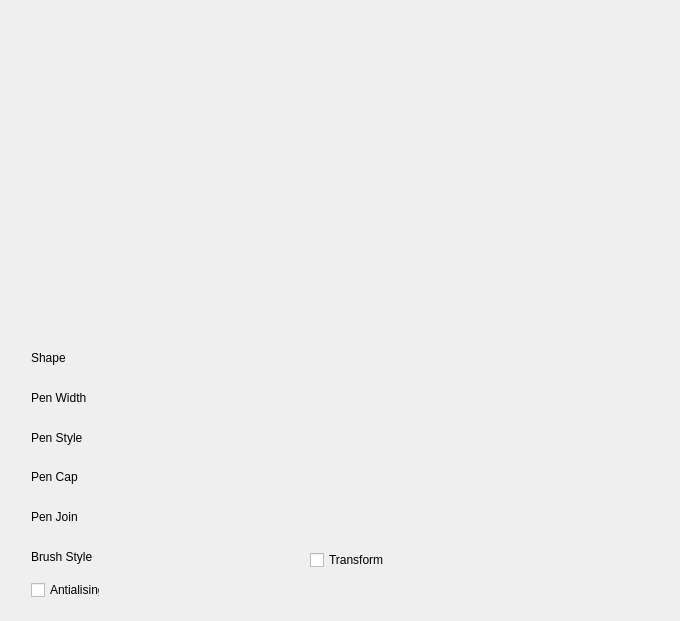
The window that ShapeMaker/widget.ui (ThePowerfulProgrammer/CPPQtDevelopment) describes before a commit, drawn with Qt 5.
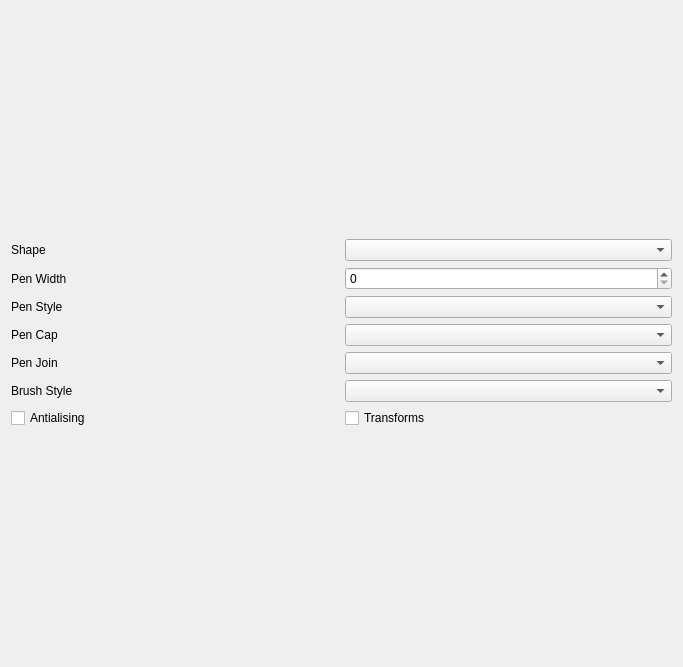
The same window after the commit.

Commit message: ShapeMaker Complete

The edit to the form file:
```diff
--- a/ShapeMaker/widget.ui
+++ b/ShapeMaker/widget.ui
@@ -6,37 +6,22 @@
    <rect>
     <x>0</x>
     <y>0</y>
-    <width>680</width>
-    <height>621</height>
+    <width>683</width>
+    <height>667</height>
    </rect>
   </property>
   <property name="windowTitle">
    <string>Widget</string>
   </property>
-  <widget class="QCheckBox" name="checkBox_2">
-   <property name="geometry">
-    <rect>
-     <x>310</x>
-     <y>550</y>
-     <width>81</width>
-     <height>20</height>
-    </rect>
-   </property>
-   <property name="text">
-    <string>Transform</string>
-   </property>
-  </widget>
-  <widget class="QWidget" name="">
-   <property name="geometry">
-    <rect>
-     <x>20</x>
-     <y>330</y>
-     <width>91</width>
-     <height>281</height>
-    </rect>
-   </property>
+  <layout class="QVBoxLayout" name="verticalLayout_2">
+   <item>
+    <layout class="QVBoxLayout" name="canvasLayout"/>
+   </item>
+   <item>
    <layout class="QVBoxLayout" name="verticalLayout">
     <item>
+      <layout class="QHBoxLayout" name="horizontalLayout">
+       <item>
      <widget class="QLabel" name="label">
       <property name="text">
        <string>Shape</string>
@@ -44,6 +29,13 @@
      </widget>
     </item>
     <item>
+        <widget class="QComboBox" name="shapeCombo"/>
+       </item>
+      </layout>
+     </item>
+     <item>
+      <layout class="QHBoxLayout" name="horizontalLayout_2">
+       <item>
      <widget class="QLabel" name="label_2">
       <property name="text">
        <string>Pen Width</string>
@@ -51,6 +43,13 @@
      </widget>
     </item>
     <item>
+        <widget class="QSpinBox" name="penWidthSpinBox"/>
+       </item>
+      </layout>
+     </item>
+     <item>
+      <layout class="QHBoxLayout" name="horizontalLayout_3">
+       <item>
      <widget class="QLabel" name="label_3">
       <property name="text">
        <string>Pen Style</string>
@@ -58,6 +57,13 @@
      </widget>
     </item>
     <item>
+        <widget class="QComboBox" name="penStyleComboBox"/>
+       </item>
+      </layout>
+     </item>
+     <item>
+      <layout class="QHBoxLayout" name="horizontalLayout_4">
+       <item>
      <widget class="QLabel" name="label_4">
       <property name="text">
        <string>Pen Cap</string>
@@ -65,6 +71,13 @@
      </widget>
     </item>
     <item>
+        <widget class="QComboBox" name="penCapComboBox"/>
+       </item>
+      </layout>
+     </item>
+     <item>
+      <layout class="QHBoxLayout" name="horizontalLayout_5">
+       <item>
      <widget class="QLabel" name="label_5">
       <property name="text">
        <string>Pen Join</string>
@@ -72,6 +85,13 @@
      </widget>
     </item>
     <item>
+        <widget class="QComboBox" name="penJoinComboBox"/>
+       </item>
+      </layout>
+     </item>
+     <item>
+      <layout class="QHBoxLayout" name="horizontalLayout_6">
+       <item>
      <widget class="QLabel" name="label_6">
       <property name="text">
        <string>Brush Style</string>
@@ -79,23 +99,41 @@
      </widget>
     </item>
     <item>
-     <widget class="QCheckBox" name="checkBox">
+        <widget class="QComboBox" name="brushStyleComboBox"/>
+       </item>
+      </layout>
+     </item>
+     <item>
+      <layout class="QHBoxLayout" name="horizontalLayout_7">
+       <item>
+        <widget class="QCheckBox" name="antialisingCheckBox">
       <property name="text">
        <string>Antialising</string>
       </property>
      </widget>
     </item>
-   </layout>
-  </widget>
-  <zorder>label</zorder>
-  <zorder>label_2</zorder>
-  <zorder>label_3</zorder>
-  <zorder>label_4</zorder>
-  <zorder>label_5</zorder>
-  <zorder>label_4</zorder>
-  <zorder>label_6</zorder>
-  <zorder>checkBox</zorder>
-  <zorder>checkBox_2</zorder>
+       <item>
+        <widget class="QCheckBox" name="transformsCheckBox">
+         <property name="text">
+          <string>Transforms</string>
+         </property>
+        </widget>
+       </item>
+      </layout>
+     </item>
+    </layout>
+   </item>
+  </layout>
+  <zorder>layoutWidget</zorder>
+  <zorder>transformsCheckBox</zorder>
+  <zorder>shapeCombo</zorder>
+  <zorder>penStyleComboBox</zorder>
+  <zorder>penCapComboBox</zorder>
+  <zorder>penWidthSpinBox</zorder>
+  <zorder>penJoinComboBox</zorder>
+  <zorder>brushStyleComboBox</zorder>
+  <zorder>antialisingCheckBox</zorder>
+  <zorder>verticalLayoutWidget</zorder>
  </widget>
  <layoutdefault spacing="6" margin="11"/>
  <resources/>
```
Lines whose indentation alone changed are shown as unchanged. The commit also changes 6 other files.
